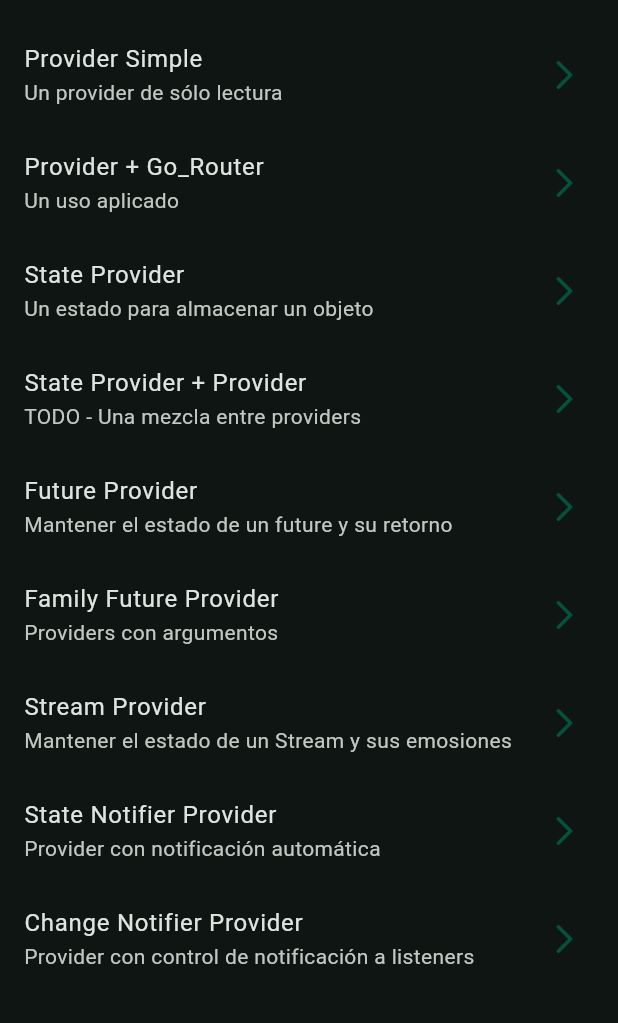
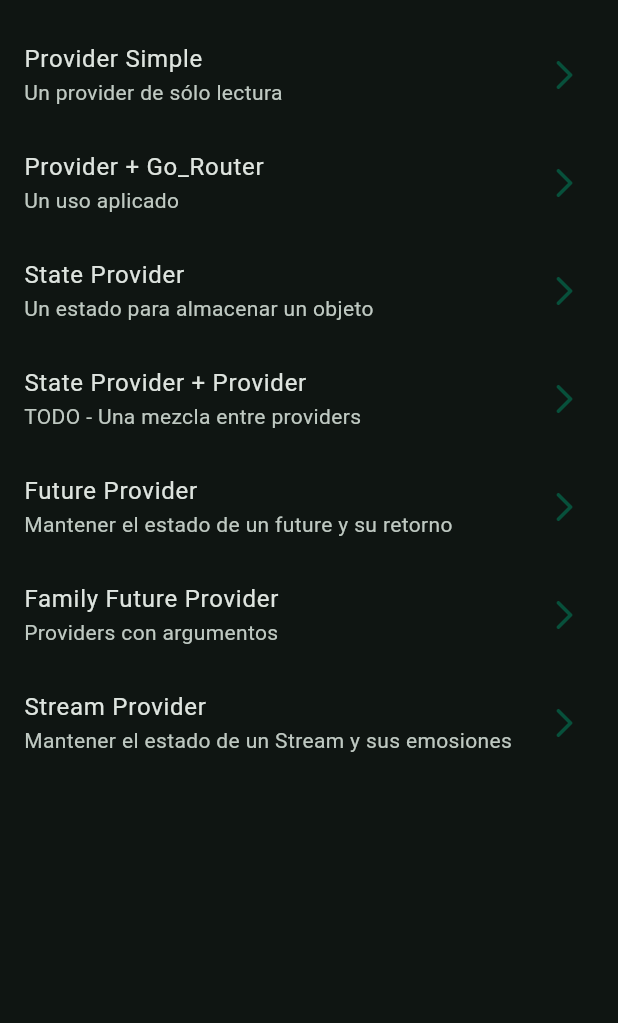
Before and after one commit to lopdam/flutter-riverpod-app, a Flutter app: the screen it shows after launch, on a phone screen of 412 x 824 dp, the part 63-1086 px from its top. Run offline on Flutter 3.47's test engine with Material 3 defaults, Android fonts, the phone set to English and light mode, and no system bars; our stand-ins replace dio, go_router, hooks_riverpod, riverpod_annotation; missing offline and left inert: random_name_generator; generated files the repository leaves out were written again.

Commit message:
[UPD] providers list

```diff
--- a/lib/presentation/screens/home/home_screen.dart
+++ b/lib/presentation/screens/home/home_screen.dart
@@ -22,53 +22,34 @@ class _HomeScreenView extends StatelessWidget {
   Widget build(BuildContext context) {
     return ListView(
       children: const [
-
         _CustomListTile(
             title: 'Provider Simple',
             subTitle: 'Un provider de sólo lectura',
             location: '/provider'),
-
         _CustomListTile(
             title: 'Provider + Go_Router',
             subTitle: 'Un uso aplicado',
             location: '/provider-router'),
-
         _CustomListTile(
             title: 'State Provider',
             subTitle: 'Un estado para almacenar un objeto',
             location: '/state-provider'),
-
         _CustomListTile(
             title: 'State Provider + Provider',
             subTitle: 'TODO - Una mezcla entre providers',
             location: '/todo'),
-
         _CustomListTile(
             title: 'Future Provider',
             subTitle: 'Mantener el estado de un future y su retorno',
             location: '/future-provider'),
-
         _CustomListTile(
             title: 'Family Future Provider',
             subTitle: 'Providers con argumentos',
             location: '/future-family-provider'),
-
-
         _CustomListTile(
             title: 'Stream Provider',
             subTitle: 'Mantener el estado de un Stream y sus emosiones',
             location: '/stream-provider'),
-
-
-        _CustomListTile(
-            title: 'State Notifier Provider',
-            subTitle: 'Provider con notificación automática',
-            location: '/state-notifier-provider'),
-
-        _CustomListTile(
-            title: 'Change Notifier Provider',
-            subTitle: 'Provider con control de notificación a listeners',
-            location: '/change-notifier-provider'),
       ],
     );
   }
```
Also changed, not shown: 1 other file.
